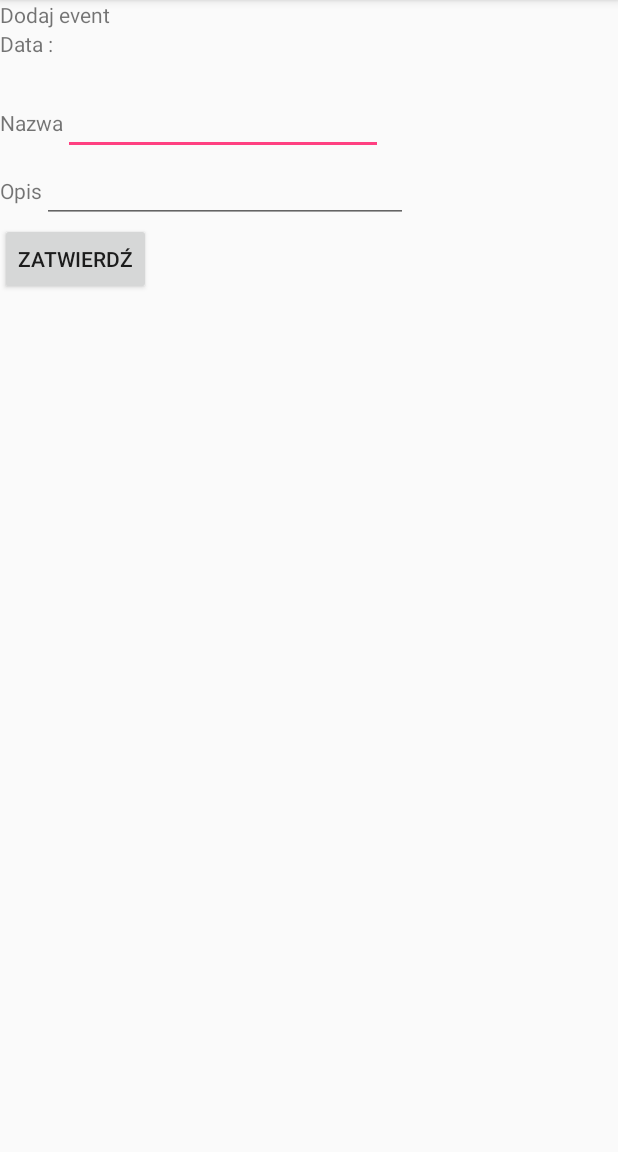
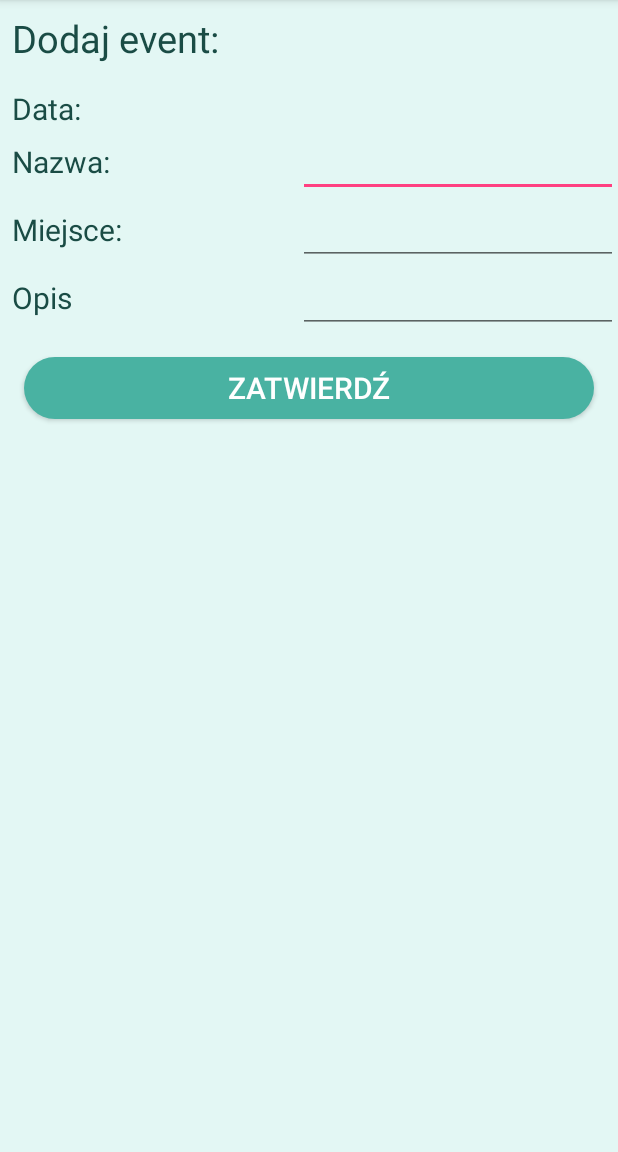
Before and after one commit to Kaatee/MobileFamily, an Android app: the AddEventActivity screen opened directly, with no data from a screen before it, on a phone screen of 412 x 824 dp, the part 84-1236 px from its top. Run offline under Robolectric (Android 15) with nearby library versions, the phone set to English and light mode, and no system bars.

Commit message:
add: event place, add event appearance, partly deleting event

```diff
--- a/app/src/main/java/com/example/kasia/mobilefamily/AddEventActivity.java
+++ b/app/src/main/java/com/example/kasia/mobilefamily/AddEventActivity.java
@@ -33,11 +33,13 @@ public class AddEventActivity extends AppCompatActivity {
 
         EditText nameText = findViewById(R.id.nameEditText);
         EditText descriptionText = findViewById(R.id.descriptionEditText);
+        EditText placeText = findViewById(R.id.placeEditText);
 
         ContentValues eventValues = new ContentValues();
         eventValues.put("name", nameText.getText().toString());
         eventValues.put("description", descriptionText.getText().toString());
         eventValues.put("date", date);
+        eventValues.put("place", placeText.getText().toString());
 
         db.insert("event", null, eventValues);
         Toast.makeText(this,"Dodano event pomyślnie" ,Toast.LENGTH_LONG).show();
--- a/app/src/main/java/com/example/kasia/mobilefamily/FamilyDataBaseHelper.java
+++ b/app/src/main/java/com/example/kasia/mobilefamily/FamilyDataBaseHelper.java
@@ -12,7 +12,7 @@ public class FamilyDataBaseHelper extends SQLiteOpenHelper {
     private static final int DATABASE_VERSION = 1;
 
     // Database creation sql statement
-    private static final String DB_EVENT_CREATE = "create table event( _id integer primary key AUTOINCREMENT,name text not null, description text , date text not null)";
+    private static final String DB_EVENT_CREATE = "create table event( _id integer primary key AUTOINCREMENT,name text not null,place text not null, description text , date text not null)";
     private static final String DB_PHOTO_CREATE =  "create table photo( _id integer primary key AUTOINCREMENT, uri text not null  , event_id integer not null , FOREIGN KEY(event_id) REFERENCES event(_id))";
     private static final String DB_PERSON_CREATE= "create table person( _id integer primary key AUTOINCREMENT, name text not null , surname text not null , date_of_birth text , " +
             " date_of_death text, date_of_name_day text, telephone_number text , email text , address text , place_of_work text  , family_name text , wedding_date text)";
--- a/app/src/main/res/layout/activity_add_event.xml
+++ b/app/src/main/res/layout/activity_add_event.xml
@@ -4,30 +4,45 @@
     xmlns:tools="http://schemas.android.com/tools"
     android:layout_width="match_parent"
     android:layout_height="match_parent"
-    android:orientation="vertical"><![CDATA[>
-
-
-
-    ]]>
+    android:background="@color/colorBackground"
+    android:orientation="vertical">
 
     <TextView
         android:id="@+id/textView26"
         android:layout_width="wrap_content"
         android:layout_height="wrap_content"
-        android:text="Dodaj event"
-        tools:layout_editor_absoluteX="129dp"
-        tools:layout_editor_absoluteY="16dp" />
+        android:layout_marginStart="8dp"
+        android:layout_marginEnd="8dp"
+        android:layout_marginTop="8dp"
+        android:layout_marginBottom="16dp"
+        android:text="Dodaj event:"
+        android:textColor="@color/colorButtonsCorners"
+        android:textSize="25sp" />
 
-    <TextView
-        android:id="@+id/textView40"
+    <LinearLayout
         android:layout_width="match_parent"
         android:layout_height="wrap_content"
-        android:text="Data : " />
+        android:orientation="horizontal">
 
-    <TextView
-        android:id="@+id/dateTextView"
-        android:layout_width="match_parent"
-        android:layout_height="wrap_content" />
+        <TextView
+            android:id="@+id/textView40"
+            android:layout_width="wrap_content"
+            android:layout_height="wrap_content"
+            android:layout_marginStart="8dp"
+            android:layout_weight="1"
+            android:text="Data: "
+            android:textColor="@color/colorButtonsCorners"
+            android:textSize="20sp" />
+
+        <TextView
+            android:id="@+id/dateTextView"
+            android:layout_width="wrap_content"
+            android:layout_height="wrap_content"
+            android:layout_marginStart="8dp"
+            android:layout_weight="1"
+            android:textColor="@color/colorButtonsCorners"
+            android:textSize="20sp" />
+    </LinearLayout>
 
     <LinearLayout
         android:layout_width="match_parent"
@@ -40,18 +55,56 @@
             android:id="@+id/Nazwa"
             android:layout_width="wrap_content"
             android:layout_height="wrap_content"
-            android:text="Nazwa"
-            tools:layout_editor_absoluteX="33dp"
-            tools:layout_editor_absoluteY="70dp" />
+            android:layout_marginStart="8dp"
+            android:layout_weight="1"
+            android:textSize="20sp"
+            android:textColor="@color/colorButtonsCorners"
+            android:text="Nazwa:" />
 
         <EditText
             android:id="@+id/nameEditText"
             android:layout_width="wrap_content"
             android:layout_height="wrap_content"
+            android:layout_marginStart="8dp"
             android:ems="10"
             android:inputType="textPersonName"
-            tools:layout_editor_absoluteX="153dp"
-            tools:layout_editor_absoluteY="63dp" />
+            app:layout_constraintBottom_toBottomOf="parent"
+            app:layout_constraintEnd_toEndOf="parent"
+            app:layout_constraintHorizontal_bias="0.5"
+            app:layout_constraintStart_toStartOf="parent"
+            app:layout_constraintTop_toTopOf="parent" />
+
+    </LinearLayout>
+
+    <LinearLayout
+        android:layout_width="match_parent"
+        android:layout_height="wrap_content"
+        android:orientation="horizontal"
+        tools:layout_editor_absoluteX="0dp"
+        tools:layout_editor_absoluteY="0dp">
+
+        <TextView
+            android:id="@+id/Miejsce"
+            android:layout_width="wrap_content"
+            android:layout_height="wrap_content"
+            android:layout_marginStart="8dp"
+            android:layout_weight="1"
+            android:textSize="20sp"
+            android:textColor="@color/colorButtonsCorners"
+            android:text="Miejsce:" />
+
+        <EditText
+            android:id="@+id/placeEditText"
+            android:layout_width="wrap_content"
+            android:layout_height="wrap_content"
+            android:layout_marginStart="8dp"
+            android:ems="10"
+            android:inputType="textPersonName"
+            app:layout_constraintBottom_toBottomOf="parent"
+            app:layout_constraintEnd_toEndOf="parent"
+            app:layout_constraintHorizontal_bias="0.5"
+            app:layout_constraintStart_toStartOf="parent"
+            app:layout_constraintTop_toTopOf="parent" />
 
     </LinearLayout>
 
@@ -64,18 +117,24 @@
             android:id="@+id/textView38"
             android:layout_width="wrap_content"
             android:layout_height="wrap_content"
-            android:text="Opis"
-            tools:layout_editor_absoluteX="33dp"
-            tools:layout_editor_absoluteY="139dp" />
+            android:layout_marginStart="8dp"
+            android:layout_weight="1"
+            android:textSize="20sp"
+            android:textColor="@color/colorButtonsCorners"
+            android:text="Opis" />
 
         <EditText
             android:id="@+id/descriptionEditText"
-            android:layout_width="244dp"
+            android:layout_width="wrap_content"
             android:layout_height="wrap_content"
+            android:layout_marginStart="8dp"
             android:ems="10"
             android:inputType="textPersonName"
-            tools:layout_editor_absoluteX="153dp"
-            tools:layout_editor_absoluteY="127dp" />
+            app:layout_constraintBottom_toBottomOf="parent"
+            app:layout_constraintEnd_toEndOf="parent"
+            app:layout_constraintHorizontal_bias="0.5"
+            app:layout_constraintStart_toStartOf="parent"
+            app:layout_constraintTop_toTopOf="parent" />
 
     </LinearLayout>
 
@@ -88,11 +147,17 @@
 
     <Button
         android:id="@+id/ConfirmButton"
-        android:layout_width="wrap_content"
-        android:layout_height="wrap_content"
+        android:layout_width="match_parent"
+        android:layout_height="41dp"
+        android:layout_marginStart="16dp"
+        android:layout_marginTop="16dp"
+        android:layout_marginRight="16dp"
+        android:layout_marginBottom="16dp"
+        android:layout_marginEnd="16dp"
         android:onClick="addToDB"
         android:text="Zatwierdź"
-        tools:layout_editor_absoluteX="147dp"
-        tools:layout_editor_absoluteY="358dp" />
+        android:textColor="@android:color/white"
+        android:background="@drawable/rectangle_button"
+        android:textSize="20sp" />
 
 </LinearLayout>
```
Also changed, not shown: app/src/main/java/com/example/kasia/mobilefamily/EventDetailsActivity.java (+40 -1 lines), app/src/main/res/layout/activity_event_details.xml (+30 -1 lines).
